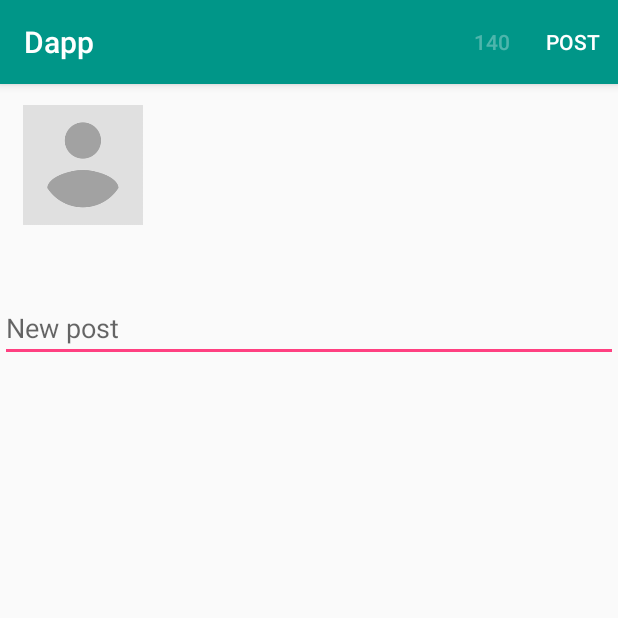
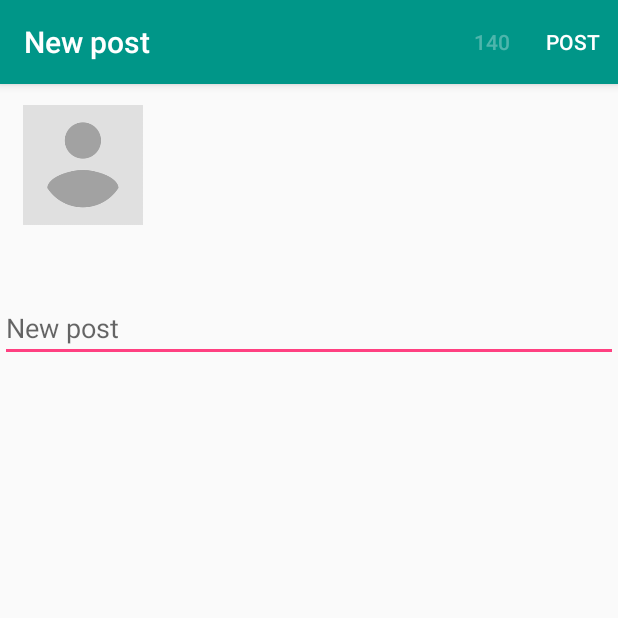
Before and after one commit to dtancs/Dapp-Android, an Android app: the FeedActivity screen opened directly, with no data from a screen before it, after a tap on an icon or button, on a phone screen of 412 x 824 dp, the top half of it. Run offline under Robolectric (Android 15) with nearby library versions, the phone set to English and light mode, and no system bars; our stand-ins replace Picasso, Volley; network calls fail; pictures from the network do not load.

Commit message:
Add toolbar page titles

```diff
--- a/app/src/main/java/com/tancs/dapp/FeedActivity.java
+++ b/app/src/main/java/com/tancs/dapp/FeedActivity.java
@@ -49,6 +49,7 @@ public class FeedActivity extends BaseActivity implements FeedListAdapter.ItemCl
 
         Toolbar myToolbar = (Toolbar) findViewById(R.id.toolbar_main);
         setSupportActionBar(myToolbar);
+        getSupportActionBar().setTitle("Feed");
 
         FloatingActionButton fab = (FloatingActionButton) findViewById(R.id.fab_feed_newpost);
         fab.setOnClickListener(new View.OnClickListener() {
--- a/app/src/main/java/com/tancs/dapp/NewMicropostActivity.java
+++ b/app/src/main/java/com/tancs/dapp/NewMicropostActivity.java
@@ -45,6 +45,7 @@ public class NewMicropostActivity extends AppCompatActivity {
 
         Toolbar myToolbar = (Toolbar) findViewById(R.id.toolbar_main);
         setSupportActionBar(myToolbar);
+        getSupportActionBar().setTitle("New post");
 
         mPreviousActivity = getIntent().getStringExtra("previous_activity");
 
--- a/app/src/main/java/com/tancs/dapp/UsersListActivity.java
+++ b/app/src/main/java/com/tancs/dapp/UsersListActivity.java
@@ -43,6 +43,7 @@ public class UsersListActivity extends BaseActivity implements UsersListAdapter.
 
         Toolbar myToolbar = (Toolbar) findViewById(R.id.toolbar_main);
         setSupportActionBar(myToolbar);
+        getSupportActionBar().setTitle("Users");
 
         requestUsersList();
     }
--- a/app/src/main/java/com/tancs/dapp/UsersProfileActivity.java
+++ b/app/src/main/java/com/tancs/dapp/UsersProfileActivity.java
@@ -77,6 +77,7 @@ public class UsersProfileActivity extends BaseActivity {
         private void populateUser() {
             TextView mUserNameView = (TextView) findViewById(R.id.textview_users_profile_name);
             mUserNameView.setText(mTargetUser.getName());
+            getSupportActionBar().setTitle(mTargetUser.getName());
 
             ImageView mUserAvatarView = (ImageView) findViewById(R.id.imageview_users_profile_avatar);
             Picasso.with(UsersProfileActivity.this)
```
